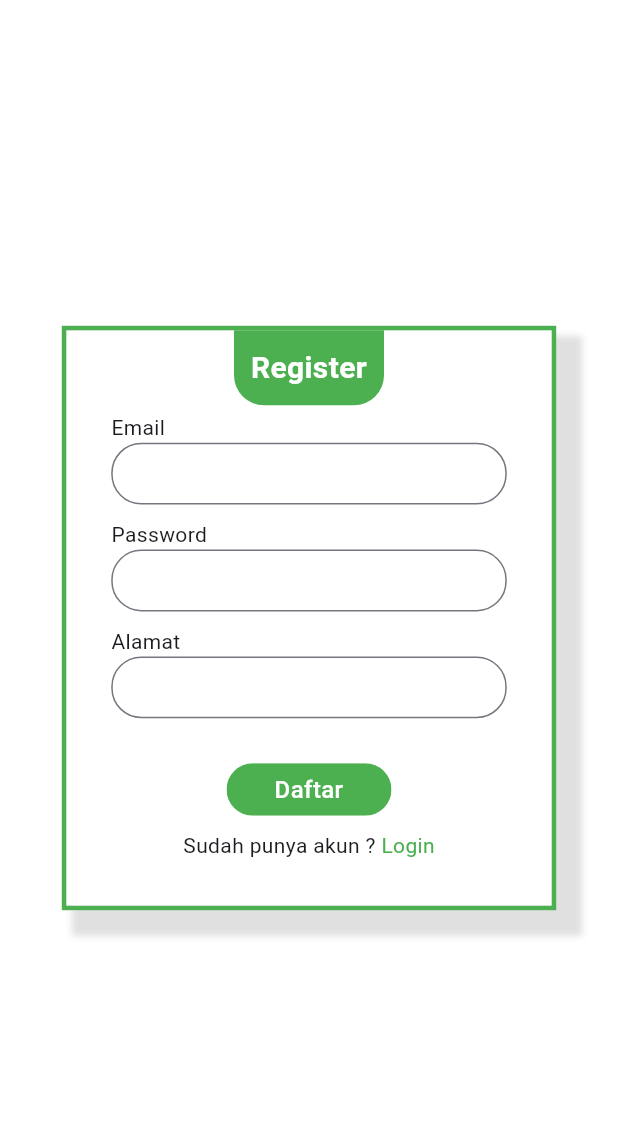
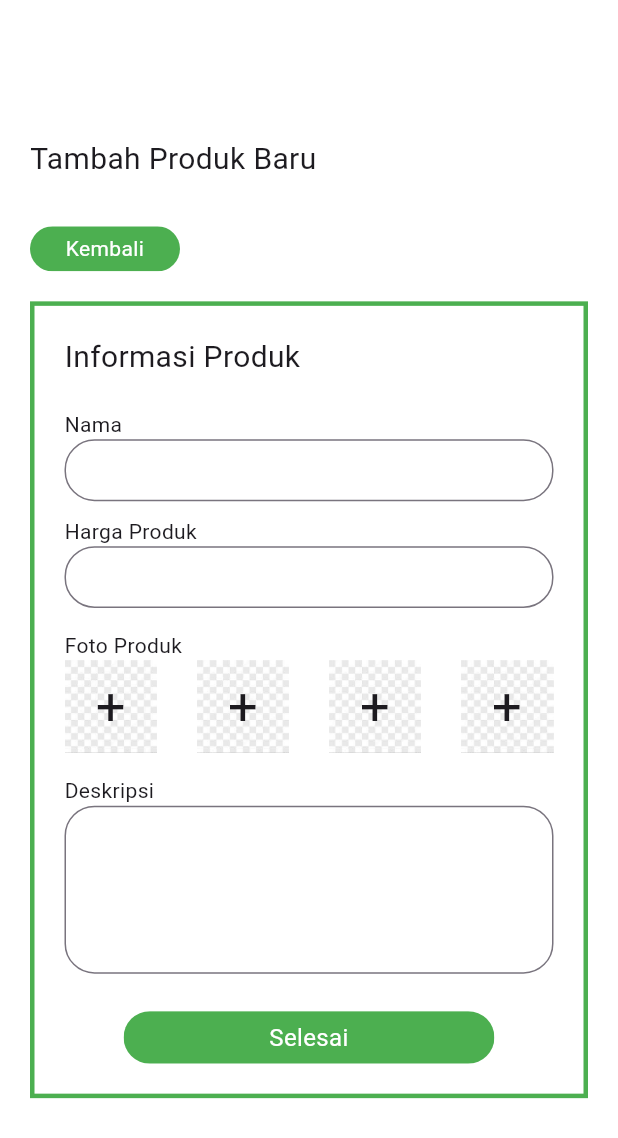
Before and after one commit to arifauzi441/marketplace_keris, a Flutter app: the screen it shows after launch, after a tap on "Daftar", on a phone screen of 412 x 824 dp. Shown: the top 1138 px of the screen. Run offline on Flutter 3.47's test engine with Material 3 defaults, Android fonts, the phone set to English and light mode, and no system bars; our stand-ins replace image_picker; network calls fail.

Commit message:
coba commit

```diff
--- /dev/null
+++ b/mobile/lib/add_item.dart
@@ -0,0 +1,214 @@
+import 'dart:io';
+
+import 'package:flutter/material.dart';
+import 'package:image_picker/image_picker.dart';
+
+class AddItem extends StatefulWidget {
+  const AddItem({super.key});
+
+  @override
+  State<AddItem> createState() => _AddItemState();
+}
+
+class _AddItemState extends State<AddItem> {
+  final List<File> _image = List.filled(4, File(''));
+
+  @override
+  Widget build(BuildContext context) {
+    return Scaffold(
+      backgroundColor: Colors.white,
+      body: Padding(
+        padding: EdgeInsets.all(20),
+        child: SizedBox(
+          child: Column(
+            mainAxisAlignment: MainAxisAlignment.center,
+            crossAxisAlignment: CrossAxisAlignment.start,
+            children: [
+              Text("Tambah Produk Baru", style: TextStyle(fontSize: 20)),
+              Container(
+                margin: EdgeInsets.only(top: 30),
+                width: 100,
+                height: 30,
+                child: ClipRRect(
+                  borderRadius: BorderRadius.circular(20),
+                  child: Material(
+                    color: Colors.green,
+                    child: InkWell(
+                      child: Center(
+                        child: Text(
+                          "Kembali",
+                          style: TextStyle(color: Colors.white),
+                          textAlign: TextAlign.center,
+                        ),
+                      ),
+                      onTap: () => {},
+                    ),
+                  ),
+                ),
+              ),
+              Container(
+                padding: EdgeInsets.all(20),
+                margin: EdgeInsets.only(top: 20),
+                decoration: BoxDecoration(
+                    border: Border.all(color: Colors.green, width: 3)),
+                child: Column(
+                  crossAxisAlignment: CrossAxisAlignment.start,
+                  children: [
+                    Text(
+                      "Informasi Produk",
+                      style: TextStyle(fontSize: 20),
+                    ),
+                    SizedBox(
+                      height: 20,
+                    ),
+                    _getTextField(context, "Nama"),
+                    SizedBox(
+                      height: 10,
+                    ),
+                    _getTextField(context, "Harga Produk"),
+                    SizedBox(
+                      height: 15,
+                    ),
+                    Column(
+                      crossAxisAlignment: CrossAxisAlignment.start,
+                      children: [
+                        Text("Foto Produk"),
+                        Row(
+                          mainAxisAlignment: MainAxisAlignment.spaceBetween,
+                          children: [
+                            _getImageInput(context, 0),
+                            _getImageInput(context, 1),
+                            _getImageInput(context, 2),
+                            _getImageInput(context, 3),
+                          ],
+                        )
+                      ],
+                    ),
+                    SizedBox(
+                      height: 15,
+                    ),
+                    Column(
+                      crossAxisAlignment: CrossAxisAlignment.start,
+                      children: [
+                        Text("Deskripsi"),
+                        TextField(
+                          maxLines: 4,
+                          onChanged: (value) => {},
+                          cursorColor: Colors.green,
+                          decoration: InputDecoration(
+                              focusedBorder: OutlineInputBorder(
+                                  borderSide: BorderSide(
+                                      color: Colors.green, width: 2.0),
+                                  borderRadius: BorderRadius.circular(20)),
+                              border: OutlineInputBorder(
+                                  borderRadius: BorderRadius.circular(20)),
+                              contentPadding: EdgeInsets.symmetric(
+                                  vertical: 8, horizontal: 10)),
+                        )
+                      ],
+                    ),
+                    SizedBox(
+                      height: 25,
+                    ),
+                    Row(
+                      mainAxisAlignment: MainAxisAlignment.center,
+                      children: [
+                        SizedBox(
+                          width: MediaQuery.of(context).size.width * 0.6,
+                          height: 35,
+                          child: ClipRRect(
+                            borderRadius: BorderRadius.circular(20),
+                            child: Material(
+                              color: Colors.green,
+                              child: InkWell(
+                                onTap: () => {},
+                                child: Center(
+                                  child: Text(
+                                    "Selesai",
+                                    textAlign: TextAlign.center,
+                                    style: TextStyle(
+                                        color: Colors.white, fontSize: 16),
+                                  ),
+                                ),
+                              ),
+                            ),
+                          ),
+                        ),
+                      ],
+                    )
+                  ],
+                ),
+              )
+            ],
+          ),
+        ),
+      ),
+    );
+  }
+
+  SizedBox _getImageInput(BuildContext context, int index) {
+    return SizedBox(
+      width: MediaQuery.of(context).size.width * 0.15,
+      height: MediaQuery.of(context).size.width * 0.15,
+      child: (_image[index].path.isNotEmpty)
+          ? Image.file(_image[index], fit: BoxFit.cover,)
+          : Stack(
+              children: [
+                Positioned.fill(
+                  child: Image(
+                    image: AssetImage("assets/images/bg.jpg"),
+                    fit: BoxFit
+                        .cover, // Menyesuaikan gambar agar mengisi seluruh container
+                  ),
+                ),
+                Center(
+                  child: Text(
+                    "+",
+                    style: TextStyle(fontSize: 35),
+                    textAlign: TextAlign.center,
+                  ),
+                ),
+                Material(
+                  color: Colors.transparent,
+                  child: InkWell(
+                    onTap: () => {_pickImageFromGallery(index)},
+                  ),
+                )
+              ],
+            ),
+    );
+  }
+
+  Column _getTextField(BuildContext context, String text) {
+    return Column(
+      crossAxisAlignment: CrossAxisAlignment.start,
+      children: [
+        Text(text),
+        SizedBox(
+          height: MediaQuery.of(context).size.height * 0.5 * 0.10,
+          child: TextField(
+            onChanged: (value) => {},
+            cursorColor: Colors.green,
+            decoration: InputDecoration(
+                focusedBorder: OutlineInputBorder(
+                    borderSide: BorderSide(color: Colors.green, width: 2.0),
+                    borderRadius: BorderRadius.circular(20)),
+                border:
+                    OutlineInputBorder(borderRadius: BorderRadius.circular(20)),
+                contentPadding:
+                    EdgeInsets.symmetric(vertical: 8, horizontal: 10)),
+          ),
+        )
+      ],
+    );
+  }
+
+  Future _pickImageFromGallery(int i) async {
+    var result = await ImagePicker().pickImage(source: ImageSource.gallery);
+
+    setState(() {
+      _image[i] = File(result!.path);
+      print(_image[i]);
+    });
+  }
+}
--- a/mobile/lib/login.dart
+++ b/mobile/lib/login.dart
@@ -1,5 +1,5 @@
 import 'package:flutter/material.dart';
-import 'package:flutter/rendering.dart';
+import 'package:mobile/add_item.dart';
 import 'package:mobile/dashboard.dart';
 import 'package:mobile/login_api.dart';
 import 'package:mobile/register.dart';
@@ -61,8 +61,11 @@ class _LoginState extends State<Login> {
                     Column(
                       children: [
                         (errorMsg.isNotEmpty)
-                            ? Text(errorMsg,
-                                style: TextStyle(color: Colors.red), textAlign: TextAlign.center,)
+                            ? Text(
+                                errorMsg,
+                                style: TextStyle(color: Colors.red),
+                                textAlign: TextAlign.center,
+                              )
                             : SizedBox(
                                 height: 0,
                               ),
@@ -130,7 +133,7 @@ class _LoginState extends State<Login> {
                                               context,
                                               MaterialPageRoute(
                                                   builder: (context) =>
-                                                      Register()))
+                                                      AddItem()))
                                         },
                                     child: Text(
                                       "Daftar",
@@ -162,11 +165,15 @@ class _LoginState extends State<Login> {
               onChanged: (value) => setState(() {
                 (label == "Email") ? email = value : password = value;
               }),
+              cursorColor: Colors.green,
               decoration: InputDecoration(
+                  focusedBorder: OutlineInputBorder(
+                      borderSide: BorderSide(color: Colors.green, width: 2.0),
+                      borderRadius: BorderRadius.circular(20)),
+                  border: OutlineInputBorder(
+                      borderRadius: BorderRadius.circular(20)),
                   contentPadding:
-                      EdgeInsets.symmetric(vertical: 6, horizontal: 12),
-                  border: OutlineInputBorder(
-                      borderRadius: BorderRadius.circular(20))),
+                      EdgeInsets.symmetric(vertical: 8, horizontal: 10)),
             ),
           )
         ],
--- a/mobile/lib/register.dart
+++ b/mobile/lib/register.dart
@@ -164,11 +164,15 @@ class _RegisterState extends State<Register> {
                   alamat = value;
                 }
               }),
+              cursorColor: Colors.green,
               decoration: InputDecoration(
+                  focusedBorder: OutlineInputBorder(
+                      borderSide: BorderSide(color: Colors.green, width: 2.0),
+                      borderRadius: BorderRadius.circular(20)),
+                  border: OutlineInputBorder(
+                      borderRadius: BorderRadius.circular(20)),
                   contentPadding:
-                      EdgeInsets.symmetric(vertical: 6, horizontal: 12),
-                  border: OutlineInputBorder(
-                      borderRadius: BorderRadius.circular(20))),
+                      EdgeInsets.symmetric(vertical: 8, horizontal: 10)),
             ),
           )
         ],
--- a/mobile/pubspec.yaml
+++ b/mobile/pubspec.yaml
@@ -35,6 +35,7 @@ dependencies:
   # Use with the CupertinoIcons class for iOS style icons.
   cupertino_icons: ^1.0.8
   http: ^1.3.0
+  image_picker: ^1.1.2
 
 dev_dependencies:
   flutter_test:
@@ -59,8 +60,8 @@ flutter:
   uses-material-design: true
 
   # To add assets to your application, add an assets section, like this:
-  # assets:
-  #   - images/a_dot_burr.jpeg
+  assets:
+    - assets/images/bg.jpg
   #   - images/a_dot_ham.jpeg
 
   # An image asset can refer to one or more resolution-specific "variants", see
```
Also changed, not shown: mobile/assets/images/bg.jpg (added), mobile/assets/images/photo1.jpg (added), mobile/pubspec.lock, 6 other files.
